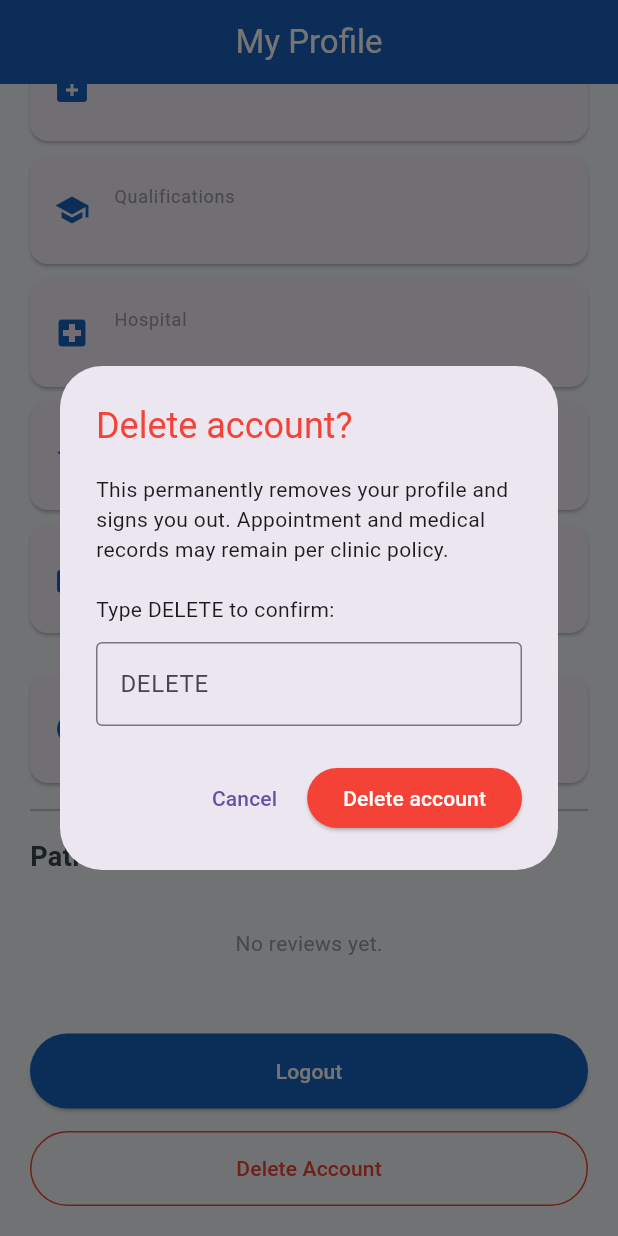
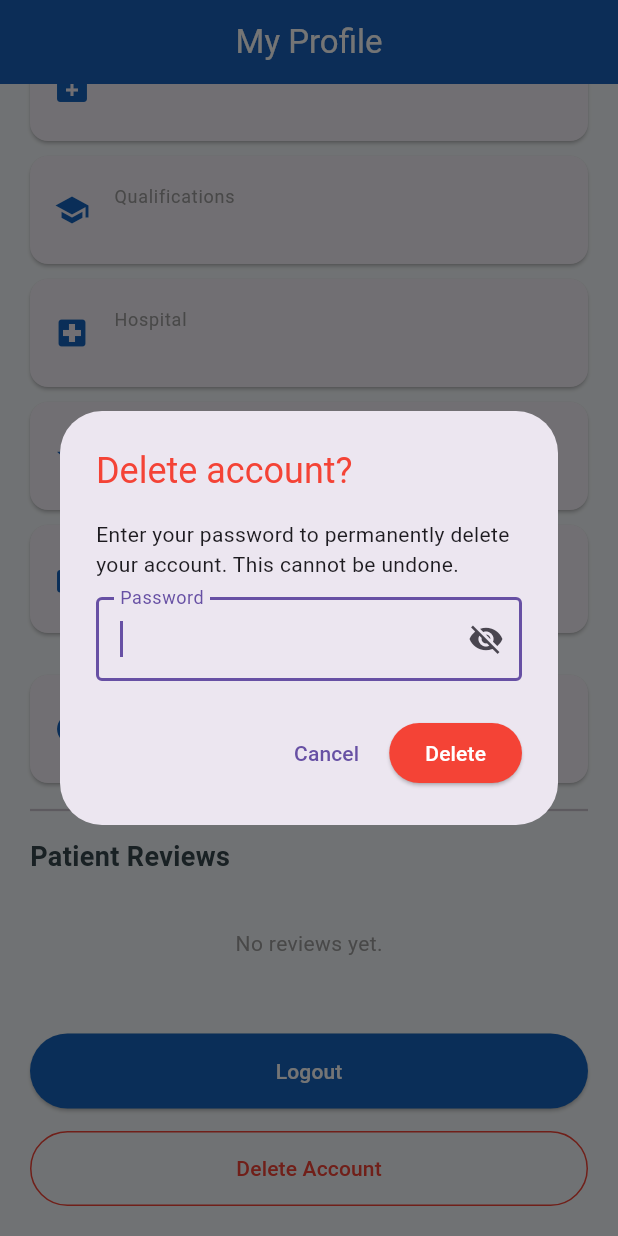
Before and after one commit to AnasXCode/TeleNeuro_App, a Flutter app: the DoctorProfileScreen screen opened directly, scrolled down 442 dp, after a tap on "Delete Account", on a phone screen of 412 x 824 dp. Run offline on Flutter 3.47's test engine with Material 3 defaults, Android fonts, the light colour scheme and no system bars; our stand-ins replace cloud_firestore, firebase_auth, firebase_core, image_picker, open_file, pdf and 3 more; missing offline and left inert: storage_client, tflite_flutter; accounts and stored records are empty.

Commit message:
fix: resolve doctor and patient account deletion issues and simplify deletion workflow

```diff
--- a/lib/Doctor Side/Screens/doctor_profile_screen.dart
+++ b/lib/Doctor Side/Screens/doctor_profile_screen.dart
@@ -8,7 +8,6 @@ import 'package:image_picker/image_picker.dart';
 import '../Auth/doctor_login_page.dart';
 import '../../Widgets/profile_avatar.dart';
 import '../../Widgets/account_delete_dialog.dart';
-import '../../services/account_deletion_service.dart';
 import '../../services/profile_image_service.dart';
 
 class DoctorProfileScreen extends StatefulWidget {
@@ -165,24 +164,10 @@ class _DoctorProfileScreenState extends State<DoctorProfileScreen> {
     }
   }
 
-  void _handleDeleteAccount(BuildContext context) async {
-    final confirmed = await confirmAccountDeletion(context);
-    if (!confirmed || !context.mounted) return;
-
-    final error = await AccountDeletionService.deleteCurrentAccount();
-    if (!context.mounted) return;
-
-    if (error != null) {
-      ScaffoldMessenger.of(context).showSnackBar(
-        SnackBar(content: Text(error), backgroundColor: Colors.orange),
-      );
-      return;
-    }
-
-    Navigator.pushAndRemoveUntil(
-      context,
-      MaterialPageRoute(builder: (context) => const DoctorLoginScreen()),
-      (route) => false,
+  void _handleDeleteAccount(BuildContext context) {
+    performAccountDeletion(
+      context: context,
+      destination: const DoctorLoginScreen(),
     );
   }
 
--- a/lib/Doctor Side/Screens/my_patients_screen.dart
+++ b/lib/Doctor Side/Screens/my_patients_screen.dart
@@ -4,6 +4,7 @@ import 'package:firebase_auth/firebase_auth.dart';
 
 import '../../Widgets/profile_view_screens.dart';
 import '../../Widgets/profile_avatar.dart';
+import '../../services/appointment_chat_visibility.dart';
 
 class MyPatientsScreen extends StatefulWidget {
   const MyPatientsScreen({super.key});
@@ -76,6 +77,7 @@ class _MyPatientsScreenState extends State<MyPatientsScreen> {
 
           for (var doc in docs) {
             var data = doc.data() as Map<String, dynamic>;
+            if (AppointmentChatVisibility.isPeerAccountDeletedForDoctor(data)) continue;
             String patientId = data['patientId'] ?? 'unknown';
 
             // Agar patient pehle se list mein nahi hai, toh usko list mein daal do
--- a/lib/Widgets/account_delete_dialog.dart
+++ b/lib/Widgets/account_delete_dialog.dart
@@ -1,46 +1,148 @@
 import 'package:flutter/material.dart';
 
-/// Shows a confirmation dialog requiring the user to type DELETE.
-Future<bool> confirmAccountDeletion(BuildContext context) async {
-  final controller = TextEditingController();
-  final result = await showDialog<bool>(
+import '../services/account_deletion_service.dart';
+
+/// Password-only confirmation for account deletion.
+Future<String?> promptAccountDeletionPassword(BuildContext context) {
+  return showDialog<String>(
     context: context,
-    builder: (ctx) => AlertDialog(
+    barrierDismissible: true,
+    builder: (ctx) => const _PasswordDeleteDialog(),
+  );
+}
+
+class _PasswordDeleteDialog extends StatefulWidget {
+  const _PasswordDeleteDialog();
+
+  @override
+  State<_PasswordDeleteDialog> createState() => _PasswordDeleteDialogState();
+}
+
+class _PasswordDeleteDialogState extends State<_PasswordDeleteDialog> {
+  final _passwordController = TextEditingController();
+  bool _obscure = true;
+  String? _errorText;
+
+  @override
+  void dispose() {
+    _passwordController.dispose();
+    super.dispose();
+  }
+
+  void _submit() {
+    final password = _passwordController.text;
+    if (password.trim().isEmpty) {
+      setState(() => _errorText = 'Enter your password to continue.');
+      return;
+    }
+    Navigator.pop(context, password);
+  }
+
+  @override
+  Widget build(BuildContext context) {
+    return AlertDialog(
       title: const Text('Delete account?', style: TextStyle(color: Colors.red)),
-      content: Column(
+      content: SingleChildScrollView(
+        child: Column(
           mainAxisSize: MainAxisSize.min,
           crossAxisAlignment: CrossAxisAlignment.start,
           children: [
             const Text(
-            'This permanently removes your profile and signs you out. '
-            'Appointment and medical records may remain per clinic policy.\n\n'
-            'Type DELETE to confirm:',
+              'Enter your password to permanently delete your account. '
+              'This cannot be undone.',
             ),
             const SizedBox(height: 12),
             TextField(
-            controller: controller,
-            decoration: const InputDecoration(
-              border: OutlineInputBorder(),
-              hintText: 'DELETE',
+              controller: _passwordController,
+              obscureText: _obscure,
+              autofocus: true,
+              decoration: InputDecoration(
+                border: const OutlineInputBorder(),
+                labelText: 'Password',
+                errorText: _errorText,
+                suffixIcon: IconButton(
+                  icon: Icon(_obscure ? Icons.visibility_off : Icons.visibility),
+                  onPressed: () => setState(() => _obscure = !_obscure),
                 ),
-            textCapitalization: TextCapitalization.characters,
+              ),
+              onSubmitted: (_) => _submit(),
             ),
           ],
         ),
+      ),
       actions: [
-        TextButton(onPressed: () => Navigator.pop(ctx, false), child: const Text('Cancel')),
+        TextButton(onPressed: () => Navigator.pop(context), child: const Text('Cancel')),
         ElevatedButton(
           style: ElevatedButton.styleFrom(backgroundColor: Colors.red),
-          onPressed: () {
-            if (controller.text.trim().toUpperCase() == 'DELETE') {
-              Navigator.pop(ctx, true);
-            }
-          },
-          child: const Text('Delete account', style: TextStyle(color: Colors.white)),
+          onPressed: _submit,
+          child: const Text('Delete', style: TextStyle(color: Colors.white)),
         ),
       ],
+    );
+  }
+}
+
+void _showDeletionProgress(BuildContext context) {
+  showDialog<void>(
+    context: context,
+    barrierDismissible: false,
+    useRootNavigator: true,
+    builder: (_) => const PopScope(
+      canPop: false,
+      child: Center(
+        child: Card(
+          child: Padding(
+            padding: EdgeInsets.all(24),
+            child: Column(
+              mainAxisSize: MainAxisSize.min,
+              children: [
+                CircularProgressIndicator(),
+                SizedBox(height: 16),
+                Text('Deleting account…'),
+              ],
+            ),
+          ),
+        ),
+      ),
     ),
   );
-  controller.dispose();
-  return result == true;
 }
+
+void _hideDeletionProgress(BuildContext context) {
+  final root = Navigator.of(context, rootNavigator: true);
+  if (root.canPop()) root.pop();
+}
+
+/// Password prompt → delete → dismiss loading → redirect or show error.
+Future<void> performAccountDeletion({
+  required BuildContext context,
+  required Widget destination,
+}) async {
+  final password = await promptAccountDeletionPassword(context);
+  if (password == null || !context.mounted) return;
+
+  _showDeletionProgress(context);
+
+  String? error;
+  try {
+    error = await AccountDeletionService.deleteCurrentAccount(password: password);
+  } catch (e) {
+    error = 'Could not delete account. Please try again.';
+  } finally {
+    if (context.mounted) _hideDeletionProgress(context);
+  }
+
+  if (!context.mounted) return;
+
+  if (error != null) {
+    ScaffoldMessenger.of(context).showSnackBar(
+      SnackBar(content: Text(error), backgroundColor: Colors.orange),
+    );
+    return;
+  }
+
+  Navigator.of(context, rootNavigator: true).pushAndRemoveUntil(
+    MaterialPageRoute(builder: (_) => destination),
+    (_) => false,
+  );
+}
--- a/lib/services/account_deletion_service.dart
+++ b/lib/services/account_deletion_service.dart
@@ -1,29 +1,82 @@
 import 'package:cloud_firestore/cloud_firestore.dart';
 import 'package:firebase_auth/firebase_auth.dart';
 import 'package:flutter/foundation.dart';
+import 'package:shared_preferences/shared_preferences.dart';
 
-/// Deletes the authenticated user's account and Firestore profile.
+/// Deletes the signed-in user's Firebase Auth account and Firestore profile.
 class AccountDeletionService {
-  static Future<String?> deleteCurrentAccount() async {
+  static Future<String?> deleteCurrentAccount({required String password}) async {
     final user = FirebaseAuth.instance.currentUser;
     if (user == null) return 'Not signed in.';
 
+    final trimmedPassword = password.trim();
+    if (trimmedPassword.isEmpty) return 'Password is required.';
+
+    final reauthError = await _reauthenticate(user, trimmedPassword);
+    if (reauthError != null) return reauthError;
+
+    final uid = user.uid;
+
     try {
-      await FirebaseFirestore.instance.collection('users').doc(user.uid).delete();
+      await FirebaseFirestore.instance.collection('users').doc(uid).delete();
     } catch (e) {
-      debugPrint('Firestore user delete failed: $e');
+      debugPrint('AccountDeletionService profile delete failed: $e');
+      return 'Could not remove profile. Please try again.';
     }
 
     try {
       await user.delete();
+    } on FirebaseAuthException catch (e) {
+      debugPrint('AccountDeletionService auth delete failed: ${e.code}');
+      return e.message ?? 'Could not delete account.';
+    } catch (e) {
+      return 'Could not delete account.';
+    }
+
+    try {
+      await _clearLocalPreferences();
+    } catch (e) {
+      debugPrint('AccountDeletionService prefs clear failed: $e');
+    }
+
+    try {
+      await FirebaseAuth.instance.signOut();
+    } catch (_) {}
+
+    return null;
+  }
+
+  static Future<String?> _reauthenticate(User user, String password) async {
+    final email = user.email?.trim();
+    if (email == null || email.isEmpty) {
+      return 'This account has no email; cannot verify password.';
+    }
+
+    try {
+      final credential = EmailAuthProvider.credential(email: email, password: password);
+      await user.reauthenticateWithCredential(credential);
       return null;
     } on FirebaseAuthException catch (e) {
-      if (e.code == 'requires-recent-login') {
-        return 'For security, please sign out, sign in again, then delete your account.';
+      if (e.code == 'wrong-password' || e.code == 'invalid-credential') {
+        return 'Incorrect password.';
       }
-      return e.message ?? 'Could not delete account.';
-    } catch (e) {
-      return e.toString();
+      return e.message ?? 'Could not verify password.';
+    } catch (_) {
+      return 'Could not verify password.';
     }
   }
+
+  static Future<void> _clearLocalPreferences() async {
+    final prefs = await SharedPreferences.getInstance();
+    await prefs.remove('name');
+    await prefs.remove('dob');
+    await prefs.remove('phone');
+    await prefs.remove('email');
+    await prefs.remove('address');
+    await prefs.remove('emergency');
+    await prefs.remove('conditions');
+    await prefs.remove('gender');
+    await prefs.remove('bloodGroup');
+    await prefs.remove('imagePath');
+  }
 }
```
Also changed, not shown: lib/Doctor Side/Screens/doctor_chat_screen.dart (+8 -1 lines), lib/Patient Side/Screens/chat_screen.dart (+26 -1 lines), lib/Patient Side/Screens/patient_profile_screen.dart (+3 -18 lines), lib/services/appointment_chat_visibility.dart (added, +24 -0 lines). Lines whose indentation alone changed are shown as unchanged.
